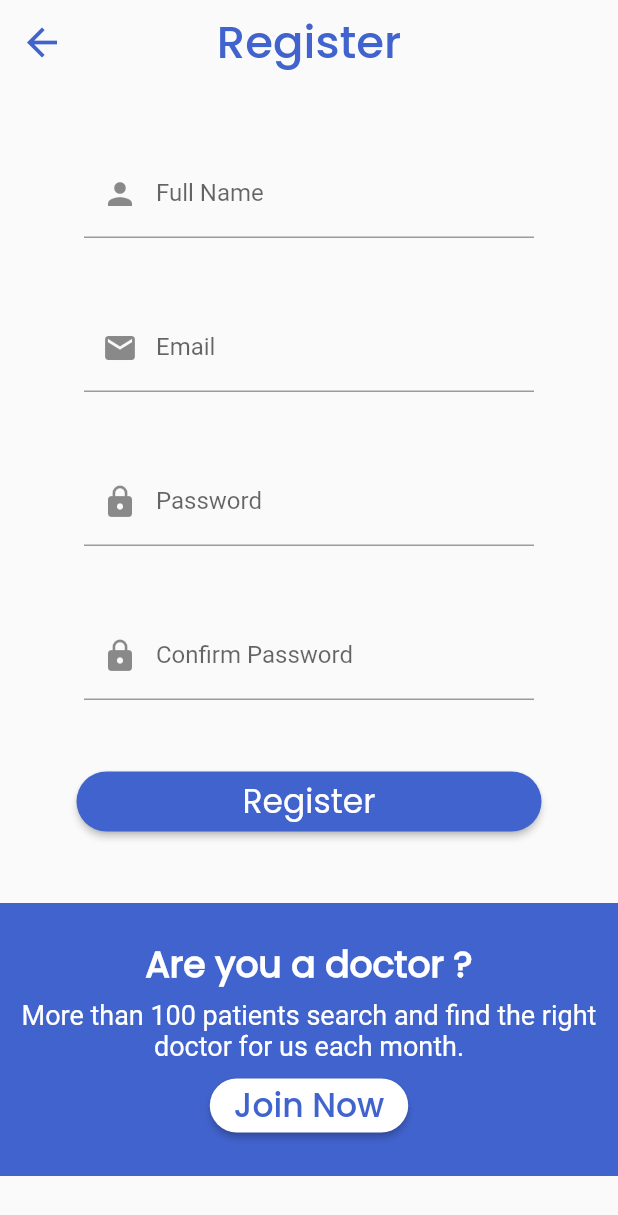
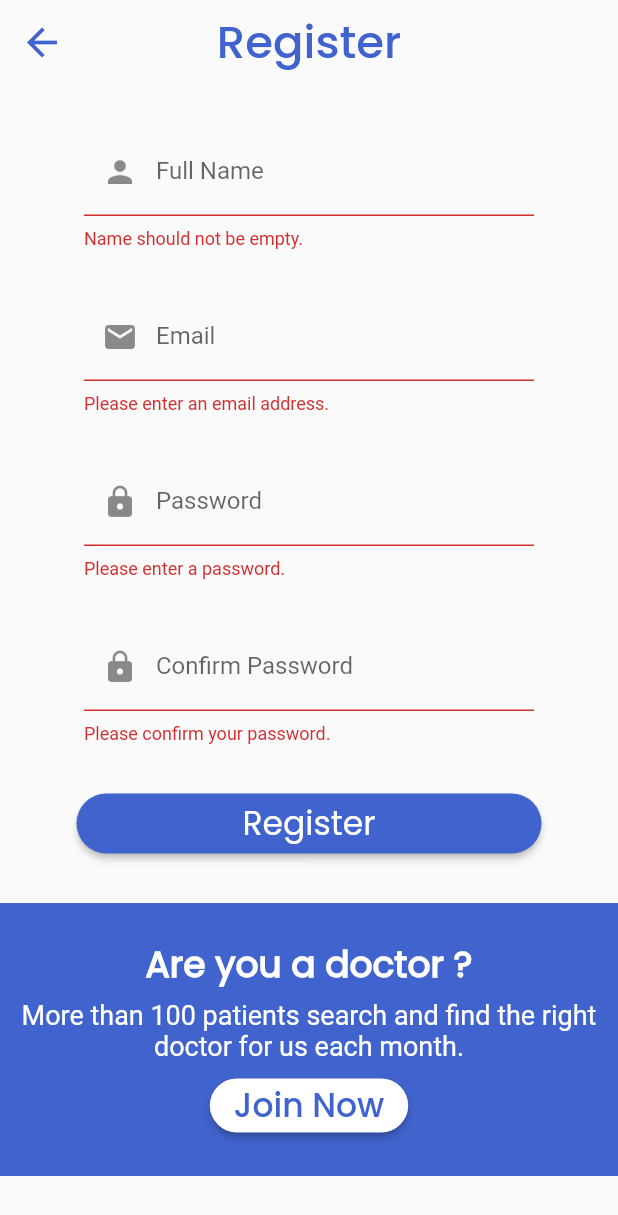
Before and after one commit to c-ryuk/Doctourna, a Flutter app: the SignUpPage screen opened directly, after a tap on "Register", on a phone screen of 412 x 824 dp. Shown: the top 1215 px of the screen. Run offline on Flutter 3.47's test engine with Material 2 defaults, Android fonts, the phone set to English and light mode, and no system bars; our stand-ins replace cloud_firestore, firebase_auth, firebase_core, flutter_staggered_animations, font_awesome_flutter, geocoding and 3 more; missing offline and left inert: country_flags, icons_flutter; accounts and stored records are empty.

Commit message:
completed registration vadidation using regExp

```diff
--- a/tbibi/lib/main.dart
+++ b/tbibi/lib/main.dart
@@ -1,4 +1,3 @@
-import 'package:firebase_auth/firebase_auth.dart';
 import 'package:firebase_core/firebase_core.dart';
 import 'package:flutter/material.dart';
 import 'package:tbibi/services/authentication_service.dart';
@@ -62,6 +61,7 @@ class _DoctournaState extends State<Doctourna> {
             PostDetail(toggleTheme: toggleTheme, isDarkMode: _isDarkMode),
         '/appoinment-page': (context) => AppointmentBookingPage(
             toggleTheme: toggleTheme, isDarkMode: _isDarkMode),
+
         // '/profile-page': (context) =>
         //     ProfilePage(toggleTheme: toggleTheme, isDarkMode: _isDarkMode),
       },
--- a/tbibi/lib/services/authentication_service.dart
+++ b/tbibi/lib/services/authentication_service.dart
@@ -31,7 +31,8 @@ class AuthenticationService {
       user!.updateDisplayName(username);
       await FirebaseFirestore.instance.collection('users').doc(user?.uid).set({
         'username': username,
-        // Add other user information if needed
+        'email': emailAddress,
+        'password': password,
       });
       Navigator.pushReplacementNamed(context, '/home');
     } on FirebaseAuthException catch (e) {
@@ -84,10 +85,11 @@ class AuthenticationService {
 
   logout() async {
     GoogleSignIn googleSignIn = GoogleSignIn();
-
-    await FirebaseAuth.instance.signOut();
-    if (googleSignIn != null) {
-      googleSignIn.disconnect();
+    if (googleSignIn.currentUser != null) {
+      await googleSignIn.disconnect();
+      await FirebaseAuth.instance.signOut();
+    } else {
+      await FirebaseAuth.instance.signOut();
     }
   }
 
--- a/tbibi/lib/views/signup_page.dart
+++ b/tbibi/lib/views/signup_page.dart
@@ -17,12 +17,7 @@ class _SignUpPageState extends State<SignUpPage> {
   TextEditingController password = TextEditingController();
 
   TextEditingController cpassword = TextEditingController();
-
-  vrify() {
-    if (cpassword.text != password.text) {
-      return null;
-    }
-  }
+  final GlobalKey<FormState> formKey = GlobalKey<FormState>();
 
   bool isEuqal = false;
 
@@ -52,12 +47,20 @@ class _SignUpPageState extends State<SignUpPage> {
               Expanded(
                 flex: 3,
                 child: Container(
+                  child: Form(
+                    key: formKey,
                     child: Column(
                       mainAxisAlignment: MainAxisAlignment.spaceEvenly,
                       children: [
                         Container(
                           width: 300, // Set the desired width here
                           child: TextFormField(
+                            validator: (value) {
+                              if (value == null || value.isEmpty) {
+                                return 'Name should not be empty.';
+                              }
+                              return null;
+                            },
                             controller: fullName,
                             decoration: InputDecoration(
                               labelText: "Full Name",
@@ -68,6 +71,20 @@ class _SignUpPageState extends State<SignUpPage> {
                         Container(
                           width: 300, // Set the desired width here
                           child: TextFormField(
+                            validator: (value) {
+                              String pattern =
+                                  r'^[\w-]+(\.[\w-]+)*@[\w-]+(\.[\w-]+)+$';
+                              RegExp regExp = RegExp(pattern);
+                              if (value == null || value.isEmpty) {
+                                return 'Please enter an email address.';
+                              }
+
+                              if (!regExp.hasMatch(value)) {
+                                return 'Invalid email address';
+                              }
+
+                              return null;
+                            },
                             controller: email,
                             decoration: InputDecoration(
                               labelText: "Email",
@@ -78,6 +95,21 @@ class _SignUpPageState extends State<SignUpPage> {
                         Container(
                           width: 300, // Set the desired width here
                           child: TextFormField(
+                            validator: (value) {
+                              String pattern =
+                                  r'^(?=.*[a-z])(?=.*[A-Z])(?=.*\d).{6,}$';
+                              RegExp regExp = RegExp(pattern);
+
+                              if (value == null || value.isEmpty) {
+                                return 'Please enter a password.';
+                              }
+
+                              if (!regExp.hasMatch(value)) {
+                                return 'Password must contain at least one uppercase letter,\none lowercase letter, and one digit.';
+                              }
+
+                              return null;
+                            },
                             controller: password,
                             decoration: InputDecoration(
                               labelText: "Password",
@@ -89,12 +121,16 @@ class _SignUpPageState extends State<SignUpPage> {
                         Container(
                           width: 300, // Set the desired width here
                           child: TextFormField(
-                          onChanged: (value) {
+                            validator: (value) {
+                              if (value == null || value.isEmpty) {
+                                return 'Please confirm your password.';
+                              }
+
                               if (value != password.text) {
-                              print("not comp");
-                            } else {
-                              print("comp");
+                                return 'Passwords do not match.';
                               }
+
+                              return null;
                             },
                             controller: cpassword,
                             decoration: InputDecoration(
@@ -111,6 +147,7 @@ class _SignUpPageState extends State<SignUpPage> {
                           textColor: Colors.white,
                           backgroundColor: Color(0xFF4163CD),
                           function: () async {
+                            if (formKey.currentState!.validate()) {
                               AuthenticationService().createAccount(
                                   emailAddress: email.text,
                                   password: password.text,
@@ -118,9 +155,11 @@ class _SignUpPageState extends State<SignUpPage> {
                                   context: context);
 
                               AuthenticationService().checkUserStatus();
+                            }
                           },
                         )
                       ],
+                    ),
                   ),
                 ),
               ),
```
Also changed, not shown: tbibi/lib/views/settings.dart (+6 -3 lines), tbibi/lib/widgets/tab_bar.dart (+19 -11 lines). Lines whose indentation alone changed are shown as unchanged.
